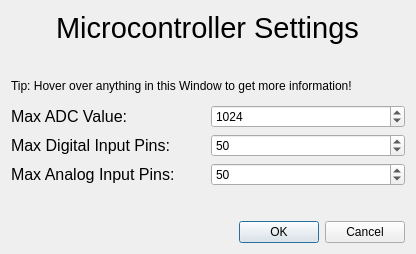
The window that microstation/ui/microcontroller_settings.ui (TheCheese42/microstation) describes before a commit, drawn with Qt 5.
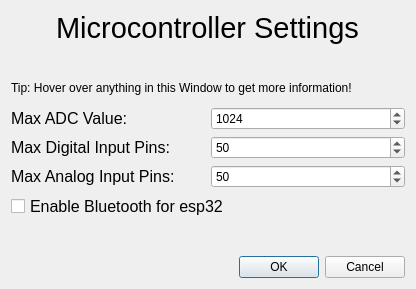
The same window after the commit. Icons and pictures are not drawn.

Commit message: Implemented critical microcontroller messages

```diff
--- a/microstation/ui/microcontroller_settings.ui
+++ b/microstation/ui/microcontroller_settings.ui
@@ -7,7 +7,7 @@
     <x>0</x>
     <y>0</y>
     <width>416</width>
-    <height>254</height>
+    <height>289</height>
    </rect>
   </property>
   <property name="windowTitle">
@@ -175,6 +175,21 @@
      </item>
     </layout>
    </item>
+   <item>
+    <widget class="QCheckBox" name="esp32_bluetooth">
+     <property name="font">
+      <font>
+       <pointsize>12</pointsize>
+      </font>
+     </property>
+     <property name="toolTip">
+      <string>&lt;html&gt;&lt;head/&gt;&lt;body&gt;&lt;p&gt;Wether to include the BluetoothSerial.h library to enable Bluetooth support for the esp32 board.&lt;/p&gt;&lt;p&gt;Do not enable if you don't use an esp32 board.&lt;/p&gt;&lt;/body&gt;&lt;/html&gt;</string>
+     </property>
+     <property name="text">
+      <string>Enable Bluetooth for esp32</string>
+     </property>
+    </widget>
+   </item>
    <item>
     <spacer name="verticalSpacer">
      <property name="orientation">
```
The commit also changes 9 other files.
